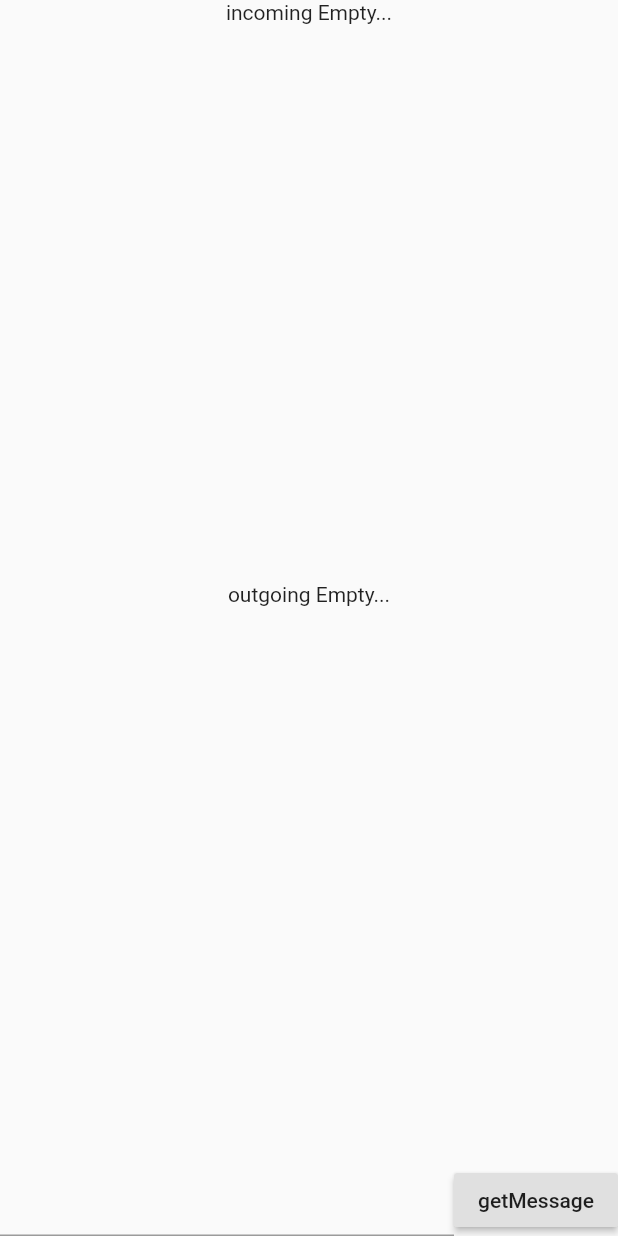
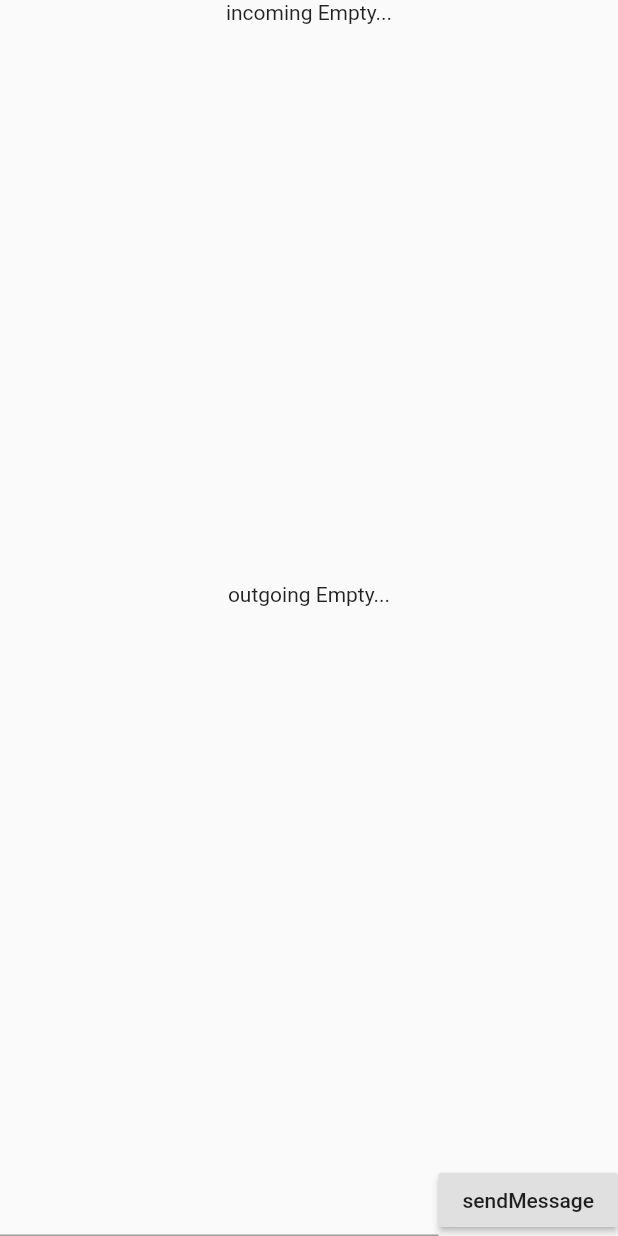
Before and after one commit to k4droid3/legends, a Flutter app: the screen it shows after launch, on a phone screen of 412 x 824 dp. Run offline on Flutter 3.47's test engine with Material 2 defaults, Android fonts, the phone set to English and light mode, and no system bars.

Commit message:
failed integration method for java flutter integration

```diff
--- a/lib/main.dart
+++ b/lib/main.dart
@@ -17,18 +17,20 @@ class _MyAppState extends State<MyApp> {
   String incomingMessage = "incoming Empty...";
   String _message = "message from flutter.";
 
-  Future<void> _getMessage() async {
-    String message;
+  Future<void> _sendMessage(String message) async {
+    String eval;
     try {
-      final String result = await platform.invokeMethod('getMessage');
-      message = result;
+      final String result =
+          await platform.invokeMethod('sendMessage', <String, dynamic>{
+        "message_flutter": message,
+      });
+      eval = result;
     } on PlatformException catch (e) {
-      message = "Error: unable to call method ...";
+      eval = "Failed :(";
     }
-    _message = message;
 
     setState(() {
-      incomingMessage = _message;
+      incomingMessage = eval;
     });
   }
 
@@ -65,16 +67,19 @@ class _MyAppState extends State<MyApp> {
                       onSubmitted: (String message) {
                         setState(() {
                           outgoingMessage = message;
+                          _message = message;
                         });
                       },
                     ),
                   ),
                   RaisedButton(
                     child: Text(
-                      'getMessage',
+                      'sendMessage',
                     ),
-                    onPressed: _getMessage,
-                  )
+                    onPressed: () {
+                      _sendMessage(_message);
+                    },
+                  ),
                 ],
               ),
             ],
```
